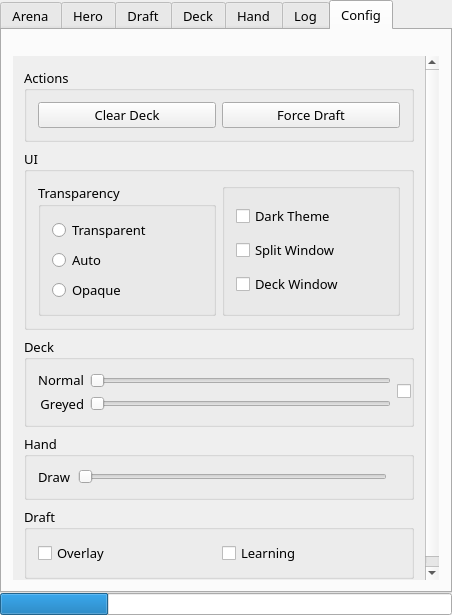
This is mainwindow.ui in supertriodo/Arena-Tracker as Qt 5 draws it before an edit. The edited form follows.
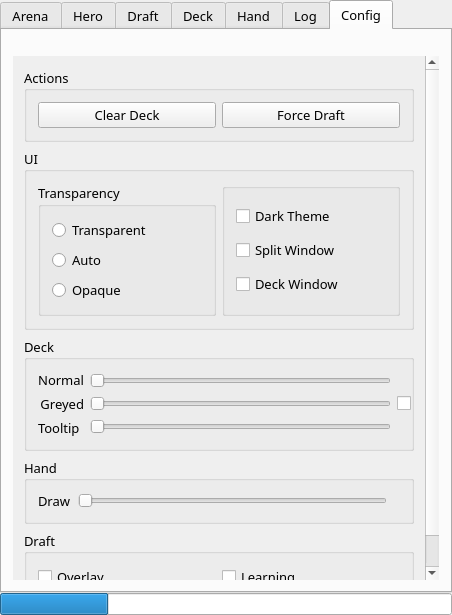
This is the edited form. The open tabs and pages were chosen to show the change. Icons and pictures are not drawn. Custom widgets are drawn as their Qt base class.

Commit message: Add option to change card's tooltip window size.

Patch:
```diff
--- a/mainwindow.ui
+++ b/mainwindow.ui
@@ -1052,8 +1052,8 @@
               <rect>
                <x>0</x>
                <y>0</y>
-               <width>428</width>
-               <height>522</height>
+               <width>414</width>
+               <height>523</height>
               </rect>
              </property>
              <layout class="QVBoxLayout" name="verticalLayout_5">
@@ -1224,6 +1224,16 @@
                      </property>
                     </widget>
                    </item>
+                   <item>
+                    <widget class="QLabel" name="configLabelDeckTooltip">
+                     <property name="toolTip">
+                      <string>Tooltip: Size of the card's tooltip.</string>
+                     </property>
+                     <property name="text">
+                      <string>Tooltip</string>
+                     </property>
+                    </widget>
+                   </item>
                   </layout>
                  </item>
                  <item>
@@ -1272,6 +1282,22 @@
                      </property>
                     </widget>
                    </item>
+                   <item>
+                    <widget class="QSlider" name="configSliderTooltipSize">
+                     <property name="minimum">
+                      <number>10</number>
+                     </property>
+                     <property name="maximum">
+                      <number>50</number>
+                     </property>
+                     <property name="pageStep">
+                      <number>1</number>
+                     </property>
+                     <property name="orientation">
+                      <enum>Qt::Horizontal</enum>
+                     </property>
+                    </widget>
+                   </item>
                   </layout>
                  </item>
                  <item>
```
Left out of the diff: 4 changed lines with no effect on the pictures. The commit also changes 3 other files.
